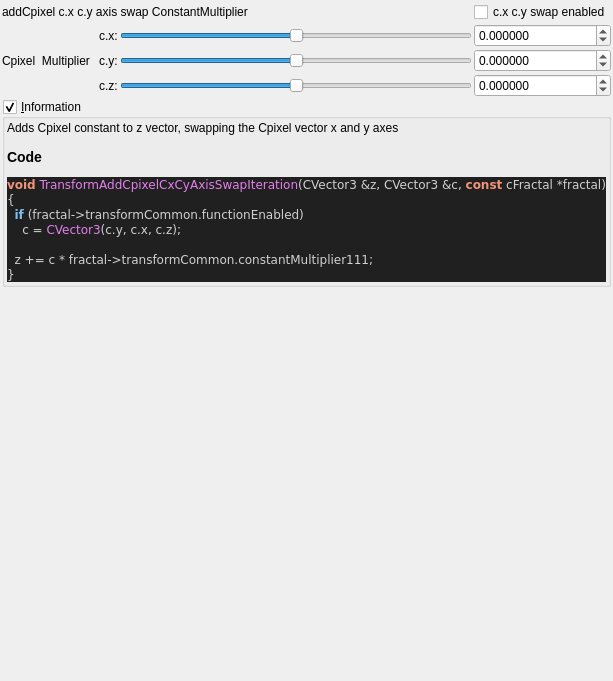
Qt form mandelbulber2/qt_data/fractal_transf_add_Cpixel_CxCy_axis_swap.ui (buddhi1980/mandelbulber2) before a commit.
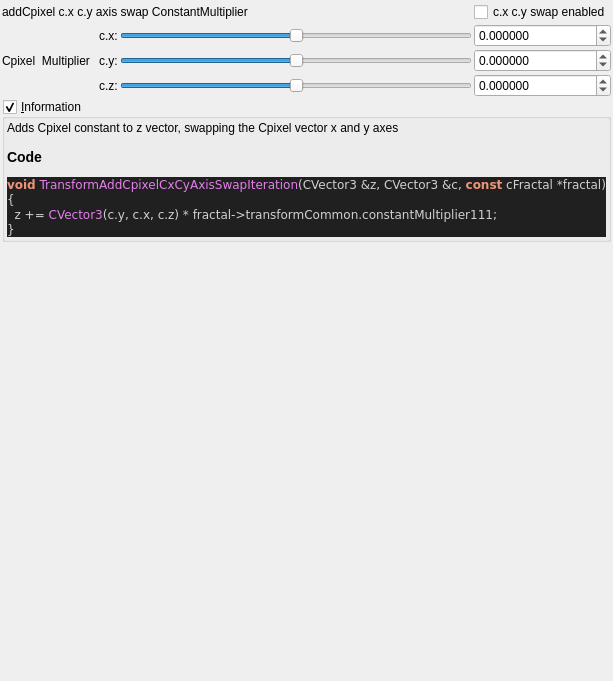
The same form after that commit. Custom widgets are drawn as their Qt base class.

```diff
--- a/mandelbulber2/qt_data/fractal_transf_add_Cpixel_CxCy_axis_swap.ui
+++ b/mandelbulber2/qt_data/fractal_transf_add_Cpixel_CxCy_axis_swap.ui
@@ -276,10 +276,7 @@
 &lt;body style=&quot;background-color:#202020&quot;&gt;
 &lt;pre style=&quot;color:#d0d0d0; background-color:#202020;  font-family:'Courier New',monospace;&quot;&gt;&lt;span style=&quot;color:#f09479; font-weight:bold&quot;&gt;void&lt;/span&gt; &lt;span style=&quot;color:#e47eed&quot;&gt;TransformAddCpixelCxCyAxisSwapIteration&lt;/span&gt;&lt;span style=&quot;color:#d0d0d0&quot;&gt;(&lt;/span&gt;CVector3 &lt;span style=&quot;color:#d0d0d0&quot;&gt;&amp;amp;&lt;/span&gt;z&lt;span style=&quot;color:#d0d0d0&quot;&gt;,&lt;/span&gt; CVector3 &lt;span style=&quot;color:#d0d0d0&quot;&gt;&amp;amp;&lt;/span&gt;c&lt;span style=&quot;color:#d0d0d0&quot;&gt;,&lt;/span&gt; &lt;span style=&quot;color:#f09479; font-weight:bold&quot;&gt;const&lt;/span&gt; cFractal &lt;span style=&quot;color:#d0d0d0&quot;&gt;*&lt;/span&gt;fractal&lt;span style=&quot;color:#d0d0d0&quot;&gt;)&lt;/span&gt;
 &lt;span style=&quot;color:#d0d0d0&quot;&gt;{&lt;/span&gt;
-  &lt;span style=&quot;color:#7ec0ee; font-weight:bold&quot;&gt;if&lt;/span&gt; &lt;span style=&quot;color:#d0d0d0&quot;&gt;(&lt;/span&gt;fractal&lt;span style=&quot;color:#d0d0d0&quot;&gt;-&amp;gt;&lt;/span&gt;transformCommon&lt;span style=&quot;color:#d0d0d0&quot;&gt;.&lt;/span&gt;functionEnabled&lt;span style=&quot;color:#d0d0d0&quot;&gt;)&lt;/span&gt;
-    c &lt;span style=&quot;color:#d0d0d0&quot;&gt;=&lt;/span&gt; &lt;span style=&quot;color:#e47eed&quot;&gt;CVector3&lt;/span&gt;&lt;span style=&quot;color:#d0d0d0&quot;&gt;(&lt;/span&gt;c&lt;span style=&quot;color:#d0d0d0&quot;&gt;.&lt;/span&gt;y&lt;span style=&quot;color:#d0d0d0&quot;&gt;,&lt;/span&gt; c&lt;span style=&quot;color:#d0d0d0&quot;&gt;.&lt;/span&gt;x&lt;span style=&quot;color:#d0d0d0&quot;&gt;,&lt;/span&gt; c&lt;span style=&quot;color:#d0d0d0&quot;&gt;.&lt;/span&gt;z&lt;span style=&quot;color:#d0d0d0&quot;&gt;);&lt;/span&gt;
-
-  z &lt;span style=&quot;color:#d0d0d0&quot;&gt;+=&lt;/span&gt; c &lt;span style=&quot;color:#d0d0d0&quot;&gt;*&lt;/span&gt; fractal&lt;span style=&quot;color:#d0d0d0&quot;&gt;-&amp;gt;&lt;/span&gt;transformCommon&lt;span style=&quot;color:#d0d0d0&quot;&gt;.&lt;/span&gt;constantMultiplier111&lt;span style=&quot;color:#d0d0d0&quot;&gt;;&lt;/span&gt;
+  z &lt;span style=&quot;color:#d0d0d0&quot;&gt;+=&lt;/span&gt; &lt;span style=&quot;color:#e47eed&quot;&gt;CVector3&lt;/span&gt;&lt;span style=&quot;color:#d0d0d0&quot;&gt;(&lt;/span&gt;c&lt;span style=&quot;color:#d0d0d0&quot;&gt;.&lt;/span&gt;y&lt;span style=&quot;color:#d0d0d0&quot;&gt;,&lt;/span&gt; c&lt;span style=&quot;color:#d0d0d0&quot;&gt;.&lt;/span&gt;x&lt;span style=&quot;color:#d0d0d0&quot;&gt;,&lt;/span&gt; c&lt;span style=&quot;color:#d0d0d0&quot;&gt;.&lt;/span&gt;z&lt;span style=&quot;color:#d0d0d0&quot;&gt;) *&lt;/span&gt; fractal&lt;span style=&quot;color:#d0d0d0&quot;&gt;-&amp;gt;&lt;/span&gt;transformCommon&lt;span style=&quot;color:#d0d0d0&quot;&gt;.&lt;/span&gt;constantMultiplier111&lt;span style=&quot;color:#d0d0d0&quot;&gt;;&lt;/span&gt;
 &lt;span style=&quot;color:#d0d0d0&quot;&gt;}&lt;/span&gt;
 &lt;/pre&gt;
 &lt;/body&gt;</string>
```
